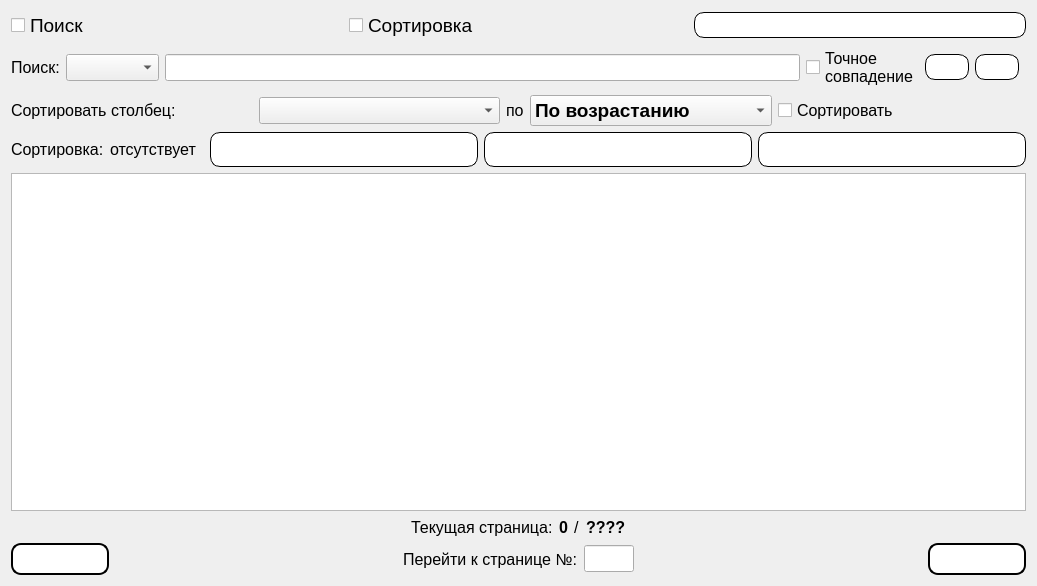
MyEdit/Casino_Client, file Gui/TabWidgets/Admin/stuffusers.ui: the form before one commit.
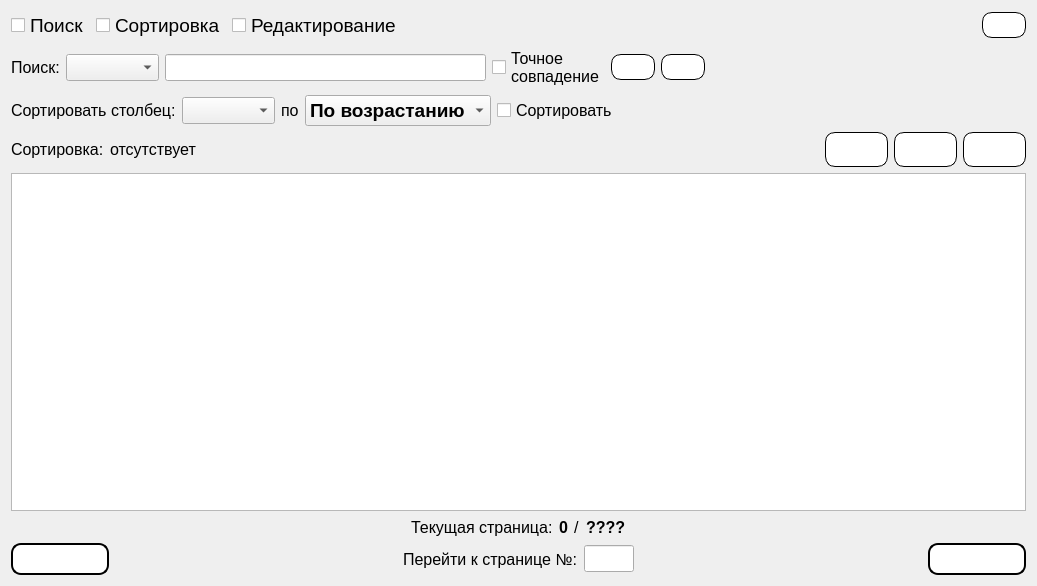
The form after the commit. Icons and pictures are not drawn.

What changed in the file:
```diff
--- a/Gui/TabWidgets/Admin/stuffusers.ui
+++ b/Gui/TabWidgets/Admin/stuffusers.ui
@@ -42,11 +42,30 @@
        </property>
       </widget>
      </item>
+     <item>
+      <widget class="QCheckBox" name="checkBox_Editing">
+       <property name="font">
+        <font>
+         <family>Segoe UI</family>
+         <pointsize>14</pointsize>
+        </font>
+       </property>
+       <property name="text">
+        <string>Редактирование</string>
+       </property>
+      </widget>
+     </item>
      <item>
       <spacer name="horizontalSpacer_2">
        <property name="orientation">
         <enum>Qt::Horizontal</enum>
        </property>
+       <property name="sizeHint" stdset="0">
+        <size>
+         <width>0</width>
+         <height>0</height>
+        </size>
+       </property>
       </spacer>
      </item>
      <item>
@@ -212,6 +231,12 @@
        <property name="orientation">
         <enum>Qt::Horizontal</enum>
        </property>
+       <property name="sizeHint" stdset="0">
+        <size>
+         <width>0</width>
+         <height>0</height>
+        </size>
+       </property>
       </spacer>
      </item>
     </layout>
@@ -308,6 +333,12 @@
        <property name="orientation">
         <enum>Qt::Horizontal</enum>
        </property>
+       <property name="sizeHint" stdset="0">
+        <size>
+         <width>0</width>
+         <height>0</height>
+        </size>
+       </property>
       </spacer>
      </item>
     </layout>
@@ -357,6 +388,12 @@
        <property name="orientation">
         <enum>Qt::Horizontal</enum>
        </property>
+       <property name="sizeHint" stdset="0">
+        <size>
+         <width>0</width>
+         <height>0</height>
+        </size>
+       </property>
       </spacer>
      </item>
      <item>
```
